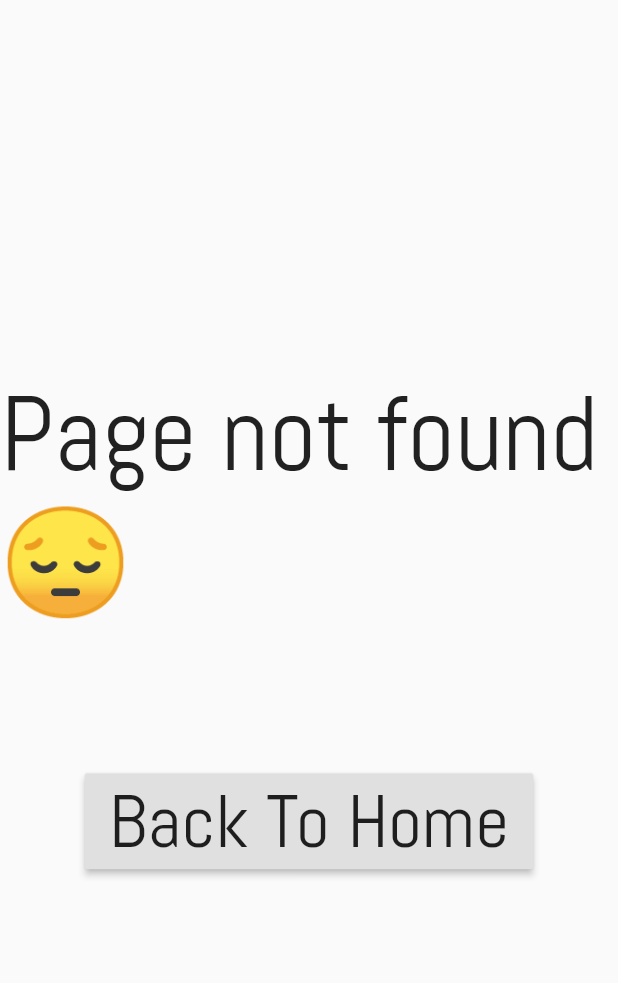
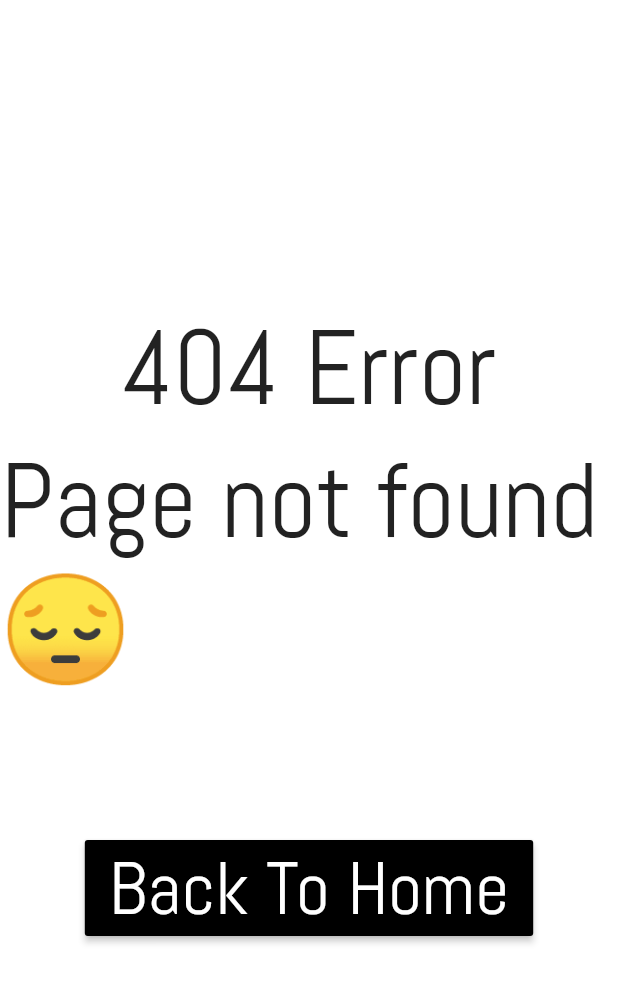
Before and after one commit to gleich/beta-website, a Flutter app: the Page404 screen opened directly, on a phone screen of 412 x 824 dp. Shown: the top 983 px of the screen. Run offline on Flutter 3.47's test engine with Material 2 defaults, Android fonts, the phone set to English and light mode, and no system bars; our stand-ins replace material_design_icons_flutter.

Commit message:
🎨 Refactor page not found page

```diff
--- a/lib/pages/404/404.dart
+++ b/lib/pages/404/404.dart
@@ -6,11 +6,16 @@ class Page404 extends StatelessWidget {
   @override
   Widget build(BuildContext context) {
     return Scaffold(
+      backgroundColor: Theme.of(context).backgroundColor,
       body: Center(
         child: Column(
           mainAxisAlignment: MainAxisAlignment.center,
           crossAxisAlignment: CrossAxisAlignment.center,
           children: <Widget>[
+            Text(
+              "404 Error",
+              style: TextStyle(fontSize: 70),
+            ),
             Text(
               "Page not found 😔",
               style: TextStyle(fontSize: 70),
@@ -19,10 +24,13 @@ class Page404 extends StatelessWidget {
             RaisedButton(
               onPressed: () =>
                   Navigator.popAndPushNamed(context, IndexPage.pageName),
+              color: Theme.of(context).accentColor,
+              hoverElevation: 10,
               child: Text(
                 "Back To Home",
                 style: TextStyle(
                   fontSize: 50,
+                  color: Theme.of(context).primaryColor,
                 ),
               ),
             ),
```
